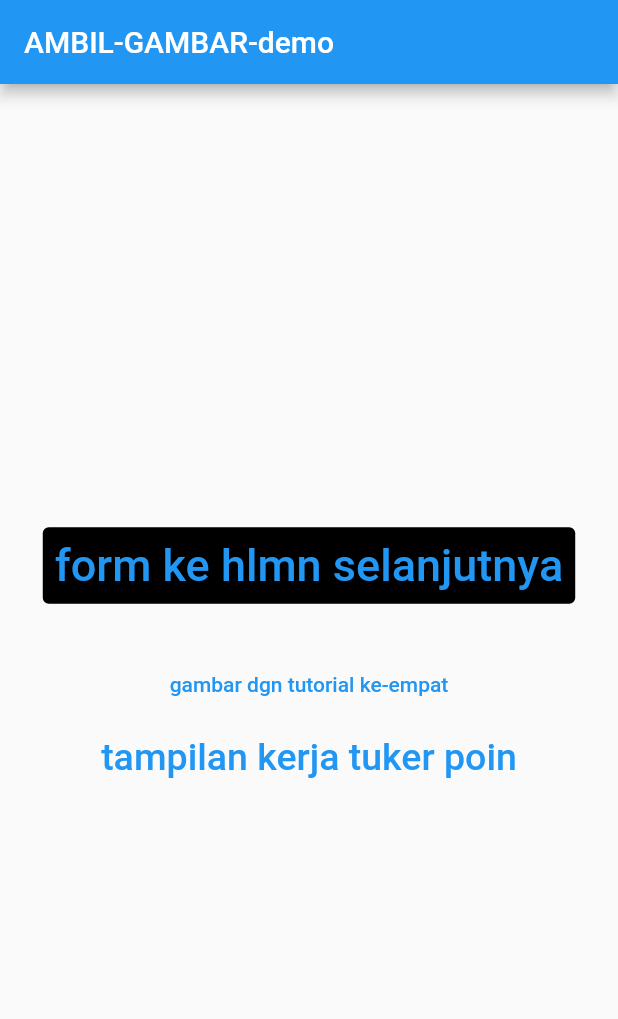
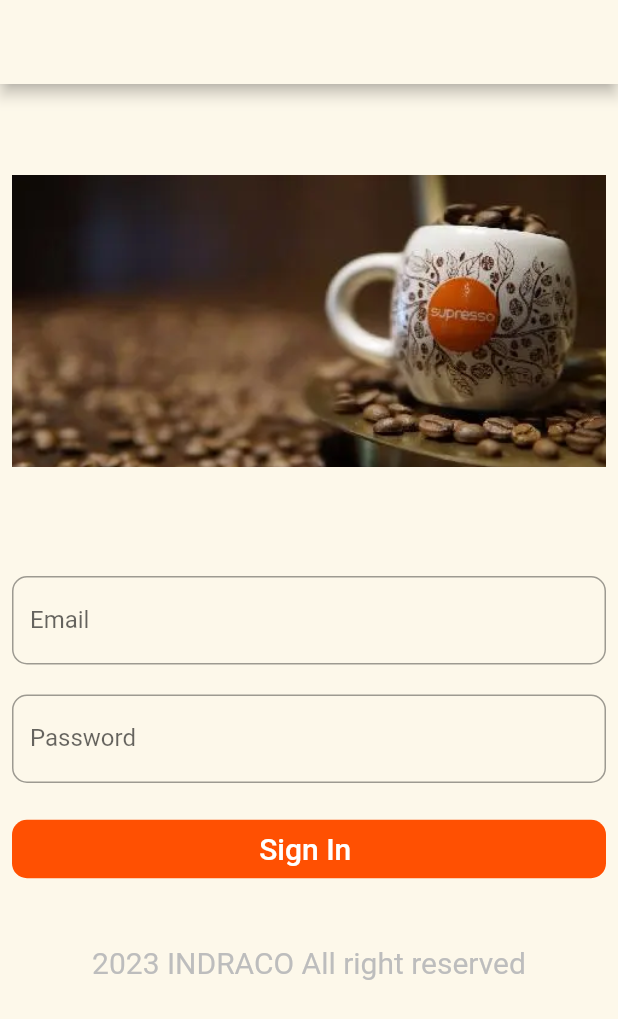
Before and after one commit to RonwasHere/dio, a Flutter app: the screen it shows after launch, on a phone screen of 412 x 824 dp. Shown: the top 1019 px of the screen. Run offline on Flutter 3.47's test engine with Material 2 defaults, Android fonts, the phone set to English and light mode, and no system bars; our stand-ins replace carousel_slider, gallery_saver.

```diff
--- a/lib/main.dart
+++ b/lib/main.dart
@@ -1,10 +1,13 @@
 import 'package:dio/awal.dart';
 import 'package:dio/dua_page.dart';
+import 'package:dio/empat_page.dart';
 import 'package:dio/gambar.dart';
 import 'package:dio/gambar_dua.dart';
 import 'package:dio/gambar_empat.dart';
 import 'package:dio/gambar_tiga.dart';
+import 'package:dio/main/main_screen.dart';
 import 'package:dio/satu_page.dart';
+import 'package:dio/tiga_page.dart';
 import 'package:flutter/material.dart';
 
 void main() {
@@ -26,15 +29,20 @@ class _MyAppState extends State<MyApp> {
       home: MaterialApp(
         debugShowCheckedModeBanner: false,
         routes: {
-          '/': (context) => AwalPage(),
+          '/': (context) => TigaPage(), //untuk ke main
+          // '/': (context) => AwalPage(), unccoment ini untuk kesemua akses
           '/gambar': (context) => GambarPage(),
           // '/gambardua' : (context) => GambarDua(),
           // '/gambartiga': (context) => GambarTiga(
           //     url:
           //         'https://images.unsplash.com/photo-1420593248178-d88870618ca0?ixlib=rb-4.0.3&ixid=M3wxMjA3fDB8MHxzZWFyY2h8NHx8bmF0dXJhbHxlbnwwfHwwfHx8MA%3D%3D&w=1000&q=80'),
           '/gambarempat': (context) => GambarEmpat(),
-          '/satu': (context) => SatuPage(),
-          '/dua': (context) => DuaPage(),
+          '/satu': (context) => SatuPage(), // DASBOARD
+          '/dua': (context) => DuaPage(), //KODE UNIK
+          '/tiga': (context) => TigaPage(), //LOGIN
+          '/empat': (context) => EmpatPage(), //PROFIL / AKUN
+          '/mainscreen': (context) => MainScreen(),  //buat bottom navbar di klik bisa pindah hlmn
+
         },
       ),
     );
--- /dev/null
+++ b/lib/tiga_page.dart
@@ -0,0 +1,86 @@
+import 'package:flutter/material.dart';
+
+class TigaPage extends StatelessWidget {
+  const TigaPage({super.key});
+
+  @override
+  Widget build(BuildContext context) {
+    final emailController = TextEditingController();
+    final passwordController = TextEditingController();
+
+    return Scaffold(
+      appBar: AppBar(
+        backgroundColor: Color(0xfffdf8ea),
+      ),
+      body: SingleChildScrollView(
+        child: Padding(
+          padding: const EdgeInsets.all(8.0),
+          child: Column(
+            children: [
+              Image.asset(
+                'assets/coffee.PNG',
+                height: 300,
+                // width: MediaQuery.of(context).size.width,
+              ),
+              SizedBox(height: 20),
+              //text form field email
+              TextFormField(
+                controller: emailController,
+                decoration: InputDecoration(
+                  labelText: 'Email',
+                  border: OutlineInputBorder(
+                    borderRadius: BorderRadius.circular(10),
+                  ),
+                ),
+              ),
+              SizedBox(height: 20),
+              //text form field password
+              TextFormField(
+                controller: passwordController,
+                decoration: InputDecoration(
+                  labelText: 'Password',
+                  border: OutlineInputBorder(
+                    borderRadius: BorderRadius.circular(10),
+                  ),
+                ),
+              ),
+              SizedBox(height: 20),
+              //button Sign in
+              Container(
+                width: MediaQuery.of(context).size.width,
+                child: TextButton(
+                  style: TextButton.styleFrom(
+                    backgroundColor: Color(0xffff5002),
+                    shape: RoundedRectangleBorder(
+                      borderRadius: BorderRadius.circular(10),
+                    ),
+                  ),
+                  onPressed: () {
+                    Navigator.pushNamed(context, '/mainscreen');
+                  },
+                  child: Text(
+                    'Sign In ',
+                    style: TextStyle(
+                      fontSize: 20,
+                      color: Colors.white,
+                    ),
+                  ),
+                ),
+              ),
+              SizedBox(height: 40),
+              //copyright watermark
+              Text(
+                '2023 INDRACO All right reserved',
+                style: TextStyle(
+                  fontSize: 20,
+                  color: Colors.grey.shade400,
+                ),
+              ),
+            ],
+          ),
+        ),
+      ),
+      backgroundColor: Color(0xfffdf8ea),
+    );
+  }
+}
```
Also changed, not shown: lib/awal.dart (+13 -1 lines), lib/dua_page.dart (+11 -5 lines), lib/empat_page.dart (added, +137 -0 lines), lib/main/main_screen.dart (added, +55 -0 lines), lib/satu_page.dart (+23 -33 lines), lib/z.dart (+86 -86 lines), assets/coffee.PNG (added).
